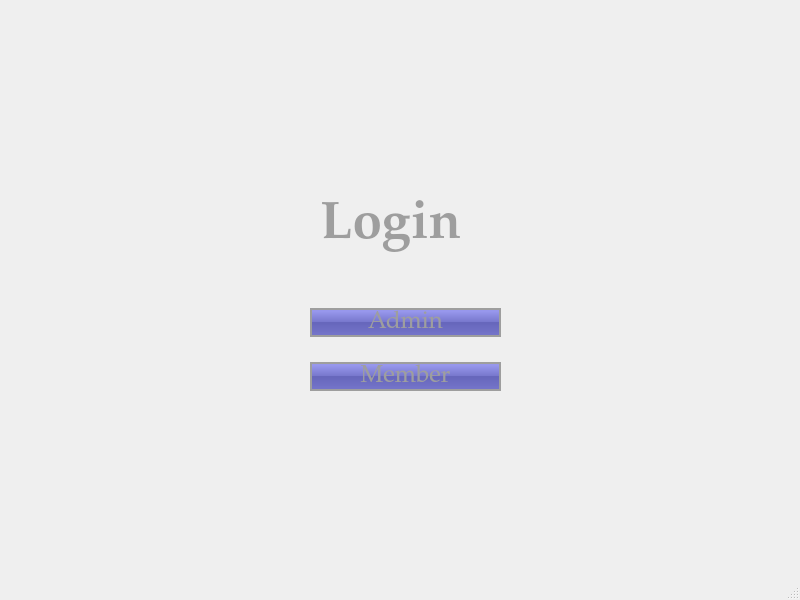
tural777/FinalProject, file UI/MainPageUI.ui: the form before one commit.
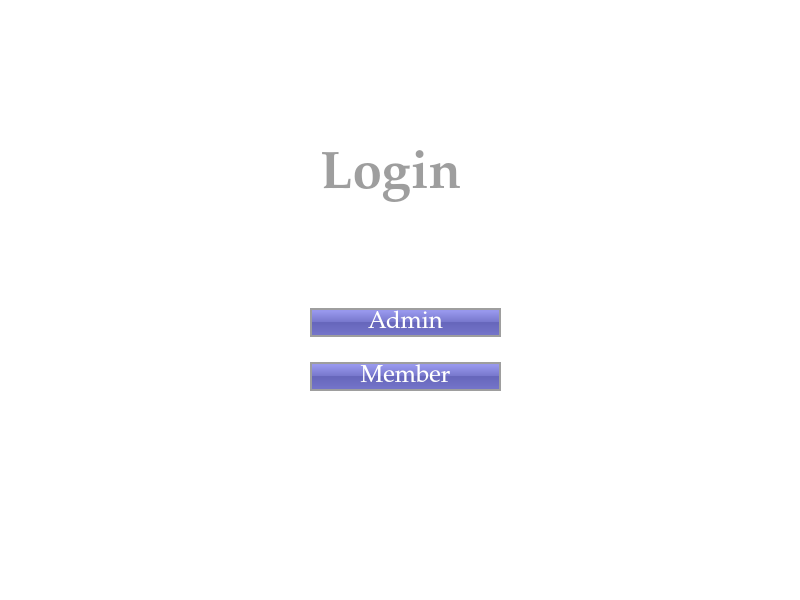
The form after the commit.

What changed in the file:
```diff
--- a/UI/MainPageUI.ui
+++ b/UI/MainPageUI.ui
@@ -37,6 +37,9 @@
   <property name="windowTitle">
    <string>Term Spors Complex</string>
   </property>
+  <property name="styleSheet">
+   <string notr="true">background-color: rgb(255, 255, 255);</string>
+  </property>
   <property name="tabShape">
    <enum>QTabWidget::Rounded</enum>
   </property>
@@ -59,6 +62,12 @@
      </property>
      <item>
       <widget class="QPushButton" name="btn_admin">
+       <property name="sizePolicy">
+        <sizepolicy hsizetype="Minimum" vsizetype="Fixed">
+         <horstretch>0</horstretch>
+         <verstretch>0</verstretch>
+        </sizepolicy>
+       </property>
        <property name="font">
         <font>
          <family>Palatino Linotype</family>
@@ -74,7 +83,7 @@
 	border: 2px solid #9E9E9E;
 	border-radius: 15px;
 	background-color: QLinearGradient( x1: 0, y1: 0, x2: 0, y2: 1, stop: 0 #88d, stop: 0.1 #99e, stop: 0.49 #77c, stop: 0.5 #66b, stop: 1 #77c);
-	color: #9E9E9E;
+	color: #FFFFFF;
 }
 QPushButton:hover{
 	color: #FFFFFF;
@@ -115,7 +124,7 @@
 	border: 2px solid #9E9E9E;
 	border-radius: 15px;
 	background-color: QLinearGradient( x1: 0, y1: 0, x2: 0, y2: 1, stop: 0 #88d, stop: 0.1 #99e, stop: 0.49 #77c, stop: 0.5 #66b, stop: 1 #77c);
-	color: #9E9E9E;
+	color: #FFFFFF;
 }
 QPushButton:hover{
 	color: #FFFFFF;
@@ -139,7 +148,7 @@
     <property name="geometry">
      <rect>
       <x>320</x>
-      <y>180</y>
+      <y>130</y>
       <width>181</width>
       <height>91</height>
      </rect>
@@ -163,7 +172,7 @@
     <property name="geometry">
      <rect>
       <x>60</x>
-      <y>60</y>
+      <y>30</y>
       <width>681</width>
       <height>81</height>
      </rect>
@@ -178,7 +187,7 @@
      </font>
     </property>
     <property name="styleSheet">
-     <string notr="true">color: rgb(85, 170, 255);</string>
+     <string notr="true"/>
     </property>
     <property name="text">
      <string/>
```
Left out of the diff: 4 changed lines with no effect on the pictures.
